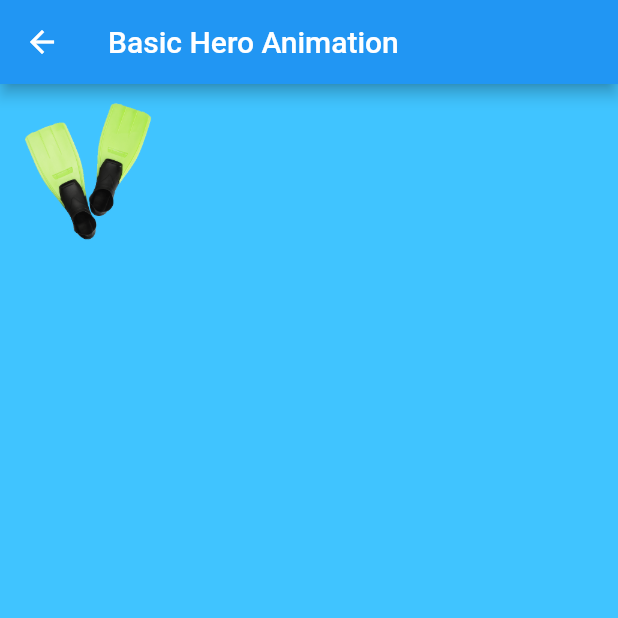
After one commit to ChrisWongAtCUHK/flutter_animations_demo, a Flutter app: the BasicHeroAnimationScreen screen opened by its route, on a phone screen of 412 x 824 dp, the top half of it. The commit adds this screen. Run offline on Flutter 3.47's test engine with Material 2 defaults, Android fonts, the phone set to English and light mode, and no system bars.

Commit message:
Standard hero animations

```diff
--- a/lib/main.dart
+++ b/lib/main.dart
@@ -4,6 +4,7 @@ import 'package:flutter_animations_demo/views/home.dart';
 import 'package:flutter_animations_demo/views/rocket.dart';
 import 'package:flutter_animations_demo/views/error_shake.dart';
 import 'package:flutter_animations_demo/views/hero_animation.dart';
+import 'package:flutter_animations_demo/views/basic_hero_animation.dart';
 
 void main() => runApp(const MyApp());
 
@@ -24,6 +25,7 @@ class MyApp extends StatelessWidget {
         '/error_shake': (context) => const ErrorShakeScreen(),
         '/animatedcontainer_demo': (context) => const AnimatedContainerScreen(),
         '/hero_animation': (context) => const HeroAnimationScreen(),
+        '/basic_hero_animation': (context) => const BasicHeroAnimationScreen(),
       },
     );
   }
--- /dev/null
+++ b/lib/views/basic_hero_animation.dart
@@ -0,0 +1,54 @@
+// [Standard hero animation code](https://docs.flutter.dev/ui/animations/hero-animations#standard-hero-animation-code)
+import 'package:flutter/material.dart';
+
+class BasicHeroAnimationScreen extends StatelessWidget {
+  const BasicHeroAnimationScreen({super.key});
+
+  @override
+  Widget build(BuildContext context) {
+    return Scaffold(
+      appBar: AppBar(
+        title: const Text('Basic Hero Animation'),
+      ),
+      body: Center(
+        child: InkWell(
+          onTap: () {
+            Navigator.of(context).push(
+              MaterialPageRoute<void>(
+                builder: (context) {
+                  return Scaffold(
+                    appBar: AppBar(
+                      title: const Text('Flippers Page'),
+                    ),
+                    body: Hero(
+                      tag: 'flippers',
+                      child: Image.asset(
+                        'images/flippers-alpha.png',
+                      ),
+                    ),
+                  );
+                },
+              ),
+            );
+          },
+          // Main route
+          child: Container(
+            padding: const EdgeInsets.all(8),
+            alignment: Alignment.topLeft,
+            // Use background color to emphasize that it's a new route.
+            color: Colors.lightBlueAccent,
+            child: Hero(
+              tag: 'flippers',
+              child: SizedBox(
+                width: 100,
+                child: Image.asset(
+                  'images/flippers-alpha.png',
+                ),
+              ),
+            ),
+          ),
+        ),
+      ),
+    );
+  }
+}
--- a/lib/views/home.dart
+++ b/lib/views/home.dart
@@ -32,6 +32,11 @@ class HomeScreen extends StatelessWidget {
               onTap: () => Navigator.pushNamed(context, '/hero_animation'),
               title: const Text('Go to Hero Animation'),
             ),
+            ListTile(
+              title: const Text('Basic Hero Animation'),
+              onTap: () =>
+                  Navigator.pushNamed(context, '/basic_hero_animation'),
+            ),
           ],
         ),
       ),
--- a/pubspec.yaml
+++ b/pubspec.yaml
@@ -59,8 +59,8 @@ flutter:
   uses-material-design: true
 
   # To add assets to your application, add an assets section, like this:
-  # assets:
-  #   - images/a_dot_burr.jpeg
+  assets:
+    - images/flippers-alpha.png
   #   - images/a_dot_ham.jpeg
 
   # An image asset can refer to one or more resolution-specific "variants", see
```
Also changed, not shown: images/flippers-alpha.png (added).
